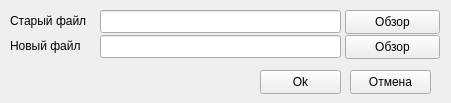
Qt form source/dbcp.ui (arcan1s/food_gui) before a commit.
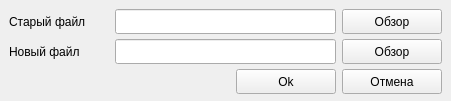
The same form after that commit.

```diff
--- a/source/dbcp.ui
+++ b/source/dbcp.ui
@@ -7,111 +7,247 @@
     <x>0</x>
     <y>0</y>
     <width>451</width>
-    <height>103</height>
+    <height>101</height>
    </rect>
   </property>
+  <property name="minimumSize">
+   <size>
+    <width>451</width>
+    <height>101</height>
+   </size>
+  </property>
   <property name="windowTitle">
    <string>Скопировать базу данных</string>
   </property>
   <widget class="QWidget" name="centralwidget">
-   <widget class="QPushButton" name="oldbut">
-    <property name="geometry">
-     <rect>
-      <x>345</x>
-      <y>10</y>
-      <width>95</width>
-      <height>24</height>
-     </rect>
-    </property>
-    <property name="text">
-     <string>Обзор</string>
-    </property>
-   </widget>
-   <widget class="QPushButton" name="newbut">
-    <property name="geometry">
-     <rect>
-      <x>345</x>
-      <y>35</y>
-      <width>95</width>
-      <height>24</height>
-     </rect>
-    </property>
-    <property name="text">
-     <string>Обзор</string>
-    </property>
-   </widget>
-   <widget class="QPushButton" name="cancelbut">
-    <property name="geometry">
-     <rect>
-      <x>350</x>
-      <y>70</y>
-      <width>81</width>
-      <height>24</height>
-     </rect>
-    </property>
-    <property name="text">
-     <string>Отмена</string>
-    </property>
-   </widget>
-   <widget class="QPushButton" name="okbut">
-    <property name="geometry">
-     <rect>
-      <x>260</x>
-      <y>70</y>
-      <width>81</width>
-      <height>24</height>
-     </rect>
-    </property>
-    <property name="text">
-     <string>Ok</string>
-    </property>
-   </widget>
-   <widget class="QLineEdit" name="old_line">
-    <property name="geometry">
-     <rect>
-      <x>100</x>
-      <y>10</y>
-      <width>241</width>
-      <height>23</height>
-     </rect>
-    </property>
-   </widget>
-   <widget class="QLineEdit" name="new_line">
-    <property name="geometry">
-     <rect>
-      <x>100</x>
-      <y>35</y>
-      <width>241</width>
-      <height>23</height>
-     </rect>
-    </property>
-   </widget>
-   <widget class="QLabel" name="old_lab">
-    <property name="geometry">
-     <rect>
-      <x>10</x>
-      <y>10</y>
-      <width>91</width>
-      <height>21</height>
-     </rect>
-    </property>
-    <property name="text">
-     <string>Старый файл</string>
-    </property>
-   </widget>
-   <widget class="QLabel" name="new_lab">
-    <property name="geometry">
-     <rect>
-      <x>10</x>
-      <y>35</y>
-      <width>91</width>
-      <height>21</height>
-     </rect>
-    </property>
-    <property name="text">
-     <string>Новый файл</string>
-    </property>
-   </widget>
+   <property name="minimumSize">
+    <size>
+     <width>451</width>
+     <height>101</height>
+    </size>
+   </property>
+   <layout class="QGridLayout" name="gridLayout">
+    <item row="0" column="0">
+     <layout class="QHBoxLayout" name="horizontalLayout">
+      <item>
+       <widget class="QLabel" name="old_lab">
+        <property name="sizePolicy">
+         <sizepolicy hsizetype="Fixed" vsizetype="Fixed">
+          <horstretch>0</horstretch>
+          <verstretch>0</verstretch>
+         </sizepolicy>
+        </property>
+        <property name="minimumSize">
+         <size>
+          <width>100</width>
+          <height>25</height>
+         </size>
+        </property>
+        <property name="maximumSize">
+         <size>
+          <width>100</width>
+          <height>25</height>
+         </size>
+        </property>
+        <property name="text">
+         <string>Старый файл</string>
+        </property>
+       </widget>
+      </item>
+      <item>
+       <widget class="QLineEdit" name="old_line">
+        <property name="minimumSize">
+         <size>
+          <width>100</width>
+          <height>25</height>
+         </size>
+        </property>
+        <property name="maximumSize">
+         <size>
+          <width>16777215</width>
+          <height>25</height>
+         </size>
+        </property>
+       </widget>
+      </item>
+      <item>
+       <widget class="QPushButton" name="oldbut">
+        <property name="sizePolicy">
+         <sizepolicy hsizetype="Fixed" vsizetype="Fixed">
+          <horstretch>0</horstretch>
+          <verstretch>0</verstretch>
+         </sizepolicy>
+        </property>
+        <property name="minimumSize">
+         <size>
+          <width>100</width>
+          <height>25</height>
+         </size>
+        </property>
+        <property name="maximumSize">
+         <size>
+          <width>100</width>
+          <height>25</height>
+         </size>
+        </property>
+        <property name="text">
+         <string>Обзор</string>
+        </property>
+       </widget>
+      </item>
+     </layout>
+    </item>
+    <item row="1" column="0">
+     <layout class="QHBoxLayout" name="horizontalLayout_2">
+      <item>
+       <widget class="QLabel" name="new_lab">
+        <property name="sizePolicy">
+         <sizepolicy hsizetype="Fixed" vsizetype="Fixed">
+          <horstretch>0</horstretch>
+          <verstretch>0</verstretch>
+         </sizepolicy>
+        </property>
+        <property name="minimumSize">
+         <size>
+          <width>100</width>
+          <height>25</height>
+         </size>
+        </property>
+        <property name="maximumSize">
+         <size>
+          <width>100</width>
+          <height>25</height>
+         </size>
+        </property>
+        <property name="text">
+         <string>Новый файл</string>
+        </property>
+       </widget>
+      </item>
+      <item>
+       <widget class="QLineEdit" name="new_line">
+        <property name="minimumSize">
+         <size>
+          <width>100</width>
+          <height>25</height>
+         </size>
+        </property>
+        <property name="maximumSize">
+         <size>
+          <width>16777215</width>
+          <height>25</height>
+         </size>
+        </property>
+       </widget>
+      </item>
+      <item>
+       <widget class="QPushButton" name="newbut">
+        <property name="sizePolicy">
+         <sizepolicy hsizetype="Fixed" vsizetype="Fixed">
+          <horstretch>0</horstretch>
+          <verstretch>0</verstretch>
+         </sizepolicy>
+        </property>
+        <property name="minimumSize">
+         <size>
+          <width>100</width>
+          <height>25</height>
+         </size>
+        </property>
+        <property name="maximumSize">
+         <size>
+          <width>100</width>
+          <height>25</height>
+         </size>
+        </property>
+        <property name="text">
+         <string>Обзор</string>
+        </property>
+       </widget>
+      </item>
+     </layout>
+    </item>
+    <item row="2" column="0">
+     <layout class="QHBoxLayout" name="horizontalLayout_3">
+      <item>
+       <spacer name="horizontalSpacer">
+        <property name="orientation">
+         <enum>Qt::Horizontal</enum>
+        </property>
+        <property name="sizeHint" stdset="0">
+         <size>
+          <width>40</width>
+          <height>20</height>
+         </size>
+        </property>
+       </spacer>
+      </item>
+      <item>
+       <widget class="QPushButton" name="okbut">
+        <property name="sizePolicy">
+         <sizepolicy hsizetype="Fixed" vsizetype="Fixed">
+          <horstretch>0</horstretch>
+          <verstretch>0</verstretch>
+         </sizepolicy>
+        </property>
+        <property name="minimumSize">
+         <size>
+          <width>100</width>
+          <height>25</height>
+         </size>
+        </property>
+        <property name="maximumSize">
+         <size>
+          <width>100</width>
+          <height>25</height>
+         </size>
+        </property>
+        <property name="text">
+         <string>Ok</string>
+        </property>
+       </widget>
+      </item>
+      <item>
+       <widget class="QPushButton" name="cancelbut">
+        <property name="sizePolicy">
+         <sizepolicy hsizetype="Fixed" vsizetype="Fixed">
+          <horstretch>0</horstretch>
+          <verstretch>0</verstretch>
+         </sizepolicy>
+        </property>
+        <property name="minimumSize">
+         <size>
+          <width>100</width>
+          <height>25</height>
+         </size>
+        </property>
+        <property name="maximumSize">
+         <size>
+          <width>100</width>
+          <height>25</height>
+         </size>
+        </property>
+        <property name="text">
+         <string>Отмена</string>
+        </property>
+       </widget>
+      </item>
+     </layout>
+    </item>
+    <item row="3" column="0">
+     <spacer name="verticalSpacer">
+      <property name="orientation">
+       <enum>Qt::Vertical</enum>
+      </property>
+      <property name="sizeHint" stdset="0">
+       <size>
+        <width>20</width>
+        <height>0</height>
+       </size>
+      </property>
+     </spacer>
+    </item>
+   </layout>
   </widget>
  </widget>
  <tabstops>
```
Left out of the diff: 27 changed lines with no effect on the pictures.
